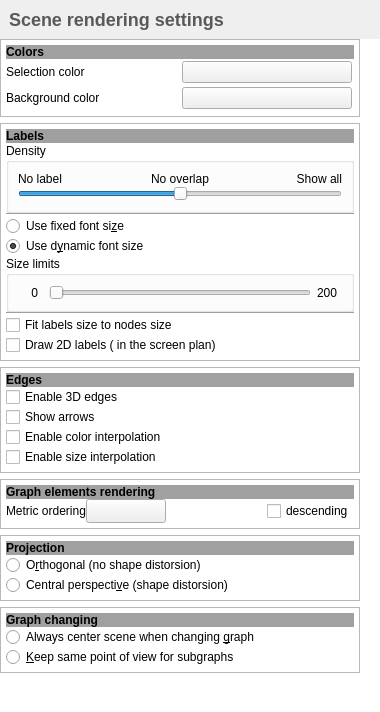
Old version of the form library/tulip-gui/designer/SceneConfigWidget.ui in the repository Tulip-Dev/tulip.
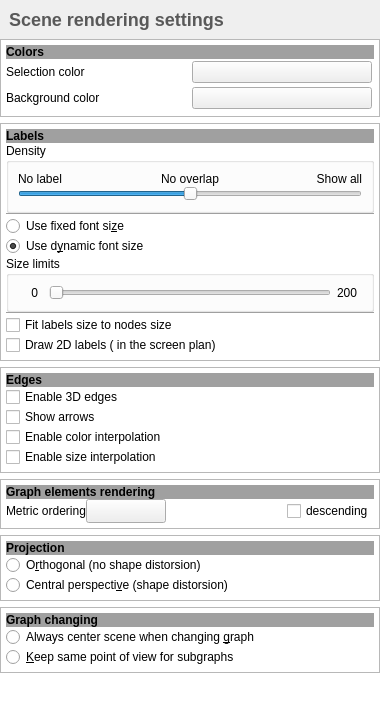
New version of the form. Icons and pictures are not drawn. Custom widgets are drawn as their Qt base class.

The edit to the form file:
```diff
--- a/library/tulip-gui/designer/SceneConfigWidget.ui
+++ b/library/tulip-gui/designer/SceneConfigWidget.ui
@@ -159,8 +159,8 @@
        <rect>
         <x>0</x>
         <y>0</y>
-        <width>366</width>
-        <height>759</height>
+        <width>367</width>
+        <height>734</height>
        </rect>
       </property>
       <property name="sizePolicy">
@@ -177,7 +177,7 @@
         <number>0</number>
        </property>
        <property name="rightMargin">
-        <number>20</number>
+        <number>0</number>
        </property>
        <property name="bottomMargin">
         <number>0</number>
```
